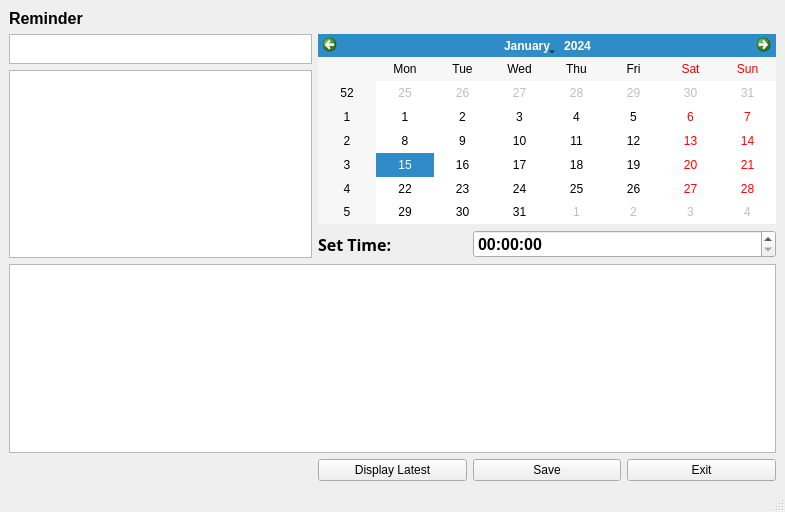
This is reminders.ui in razashahid107/NOTEPAD-QT as Qt 5 draws it before an edit. The edited form follows.
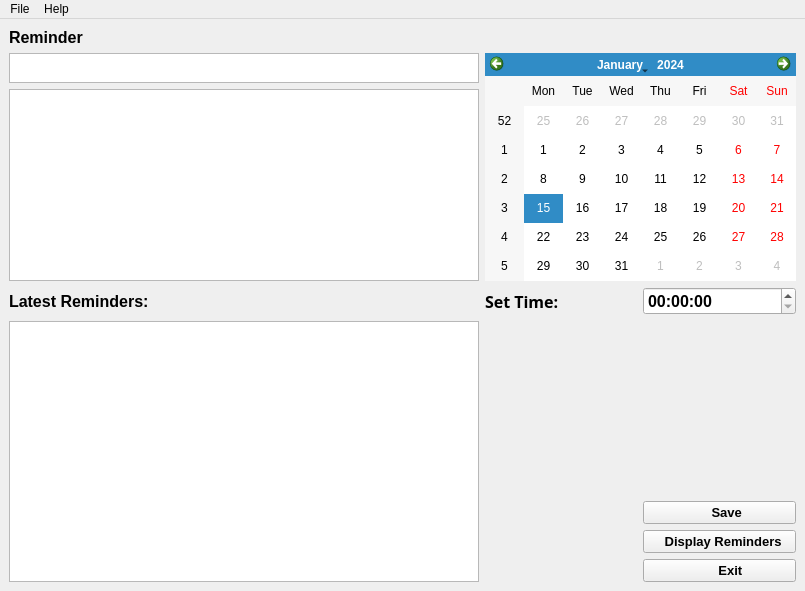
This is the edited form. Icons and pictures are not drawn.

```diff
--- a/reminders.ui
+++ b/reminders.ui
@@ -6,15 +6,45 @@
    <rect>
     <x>0</x>
     <y>0</y>
-    <width>785</width>
-    <height>512</height>
+    <width>805</width>
+    <height>591</height>
    </rect>
   </property>
   <property name="windowTitle">
    <string>MainWindow</string>
   </property>
+  <property name="styleSheet">
+   <string notr="true">background-image: url(:/new/prefix1/Resources_Images/grey.png);</string>
+  </property>
   <widget class="QWidget" name="centralwidget">
    <layout class="QGridLayout" name="gridLayout">
+    <item row="3" column="4">
+     <widget class="QTimeEdit" name="timeEdit">
+      <property name="font">
+       <font>
+        <pointsize>12</pointsize>
+        <weight>75</weight>
+        <bold>true</bold>
+       </font>
+      </property>
+      <property name="calendarPopup">
+       <bool>false</bool>
+      </property>
+     </widget>
+    </item>
+    <item row="2" column="0" colspan="3">
+     <widget class="QPlainTextEdit" name="reminderBody">
+      <property name="font">
+       <font>
+        <family>Nirmala UI</family>
+        <pointsize>11</pointsize>
+       </font>
+      </property>
+      <property name="styleSheet">
+       <string notr="true">background-image: url(:/new/prefix1/Resources_Images/White_Background.jpg);</string>
+      </property>
+     </widget>
+    </item>
     <item row="0" column="0">
      <widget class="QLabel" name="label">
       <property name="font">
@@ -25,12 +55,103 @@
         <bold>true</bold>
        </font>
       </property>
+      <property name="styleSheet">
+       <string notr="true">color: rgb(0, 0, 0);</string>
+      </property>
       <property name="text">
        <string>Reminder</string>
       </property>
      </widget>
     </item>
-    <item row="1" column="0" colspan="2">
+    <item row="5" column="0" rowspan="6" colspan="3">
+     <widget class="QPlainTextEdit" name="reminderdisplay">
+      <property name="font">
+       <font>
+        <family>Nirmala UI</family>
+        <pointsize>12</pointsize>
+       </font>
+      </property>
+      <property name="styleSheet">
+       <string notr="true">background-image: url(:/new/prefix1/Resources_Images/White_Background.jpg);</string>
+      </property>
+     </widget>
+    </item>
+    <item row="3" column="3">
+     <widget class="QLabel" name="label_2">
+      <property name="font">
+       <font>
+        <family>Serifa</family>
+        <pointsize>12</pointsize>
+        <weight>75</weight>
+        <bold>true</bold>
+       </font>
+      </property>
+      <property name="styleSheet">
+       <string notr="true">color: rgb(0, 0, 0);</string>
+      </property>
+      <property name="text">
+       <string>Set Time:</string>
+      </property>
+     </widget>
+    </item>
+    <item row="9" column="4">
+     <widget class="QPushButton" name="exit_pushButton">
+      <property name="font">
+       <font>
+        <pointsize>10</pointsize>
+        <weight>75</weight>
+        <bold>true</bold>
+       </font>
+      </property>
+      <property name="styleSheet">
+       <string notr="true">color: rgb(0, 0, 0);
+border-color: rgb(0, 0, 0);</string>
+      </property>
+      <property name="text">
+       <string>  Display Reminders</string>
+      </property>
+      <property name="icon">
+       <iconset>
+        <normalon>:/new/prefix1/Resources_Images/display.png</normalon>
+       </iconset>
+      </property>
+      <property name="iconSize">
+       <size>
+        <width>16</width>
+        <height>20</height>
+       </size>
+      </property>
+     </widget>
+    </item>
+    <item row="8" column="4">
+     <widget class="QPushButton" name="save_pushButton">
+      <property name="font">
+       <font>
+        <pointsize>10</pointsize>
+        <weight>75</weight>
+        <bold>true</bold>
+       </font>
+      </property>
+      <property name="styleSheet">
+       <string notr="true">color: rgb(0, 0, 0);
+border-color: rgb(0, 0, 0);</string>
+      </property>
+      <property name="text">
+       <string>    Save</string>
+      </property>
+      <property name="icon">
+       <iconset resource="Resources.qrc">
+        <normaloff>:/new/prefix1/Resources_Images/save 2.ico</normaloff>:/new/prefix1/Resources_Images/save 2.ico</iconset>
+      </property>
+      <property name="iconSize">
+       <size>
+        <width>20</width>
+        <height>20</height>
+       </size>
+      </property>
+     </widget>
+    </item>
+    <item row="1" column="0" colspan="3">
      <widget class="QPlainTextEdit" name="reminderTitle">
       <property name="maximumSize">
        <size>
@@ -38,44 +159,72 @@
         <height>30</height>
        </size>
       </property>
+      <property name="font">
+       <font>
+        <family>Nirmala UI</family>
+        <pointsize>11</pointsize>
+       </font>
+      </property>
+      <property name="styleSheet">
+       <string notr="true">background-image: url(:/new/prefix1/Resources_Images/White_Background.jpg);</string>
+      </property>
      </widget>
     </item>
-    <item row="1" column="2" rowspan="2" colspan="3">
-     <widget class="QCalendarWidget" name="calender"/>
+    <item row="1" column="3" rowspan="2" colspan="2">
+     <widget class="QCalendarWidget" name="calender">
+      <property name="styleSheet">
+       <string notr="true"/>
+      </property>
+     </widget>
     </item>
-    <item row="2" column="0" rowspan="2" colspan="2">
-     <widget class="QPlainTextEdit" name="reminderBody"/>
-    </item>
-    <item row="3" column="2">
-     <widget class="QLabel" name="label_2">
+    <item row="3" column="0">
+     <widget class="QLabel" name="label_3">
       <property name="font">
        <font>
-        <family>Serifa</family>
+        <family>Nirmala UI</family>
         <pointsize>12</pointsize>
         <weight>75</weight>
         <bold>true</bold>
        </font>
       </property>
+      <property name="styleSheet">
+       <string notr="true">color: rgb(0, 0, 0);</string>
+      </property>
       <property name="text">
-       <string>Set Time:</string>
+       <string>Latest Reminders:</string>
       </property>
      </widget>
     </item>
-    <item row="3" column="3" colspan="2">
-     <widget class="QTimeEdit" name="timeEdit">
+    <item row="10" column="4">
+     <widget class="QPushButton" name="pushButton">
       <property name="font">
        <font>
-        <pointsize>12</pointsize>
+        <pointsize>10</pointsize>
         <weight>75</weight>
         <bold>true</bold>
        </font>
       </property>
+      <property name="styleSheet">
+       <string notr="true">color: rgb(0, 0, 0);
+border-color: rgb(0, 0, 0);</string>
+      </property>
+      <property name="text">
+       <string>      Exit</string>
+      </property>
+      <property name="icon">
+       <iconset>
+        <normalon>:/new/prefix1/Resources_Images/exit.png</normalon>
+       </iconset>
+      </property>
+      <property name="iconSize">
+       <size>
+        <width>26</width>
+        <height>20</height>
+       </size>
+      </property>
      </widget>
     </item>
-    <item row="4" column="0" colspan="5">
-     <widget class="QPlainTextEdit" name="reminderdisplay"/>
-    </item>
-    <item row="5" column="1">
+    <item row="7" column="3">
      <spacer name="verticalSpacer">
       <property name="orientation">
        <enum>Qt::Vertical</enum>
@@ -88,27 +237,6 @@
       </property>
      </spacer>
     </item>
-    <item row="5" column="3">
-     <widget class="QPushButton" name="save_pushButton">
-      <property name="text">
-       <string>Save</string>
-      </property>
-     </widget>
-    </item>
-    <item row="5" column="2">
-     <widget class="QPushButton" name="exit_pushButton">
-      <property name="text">
-       <string>Display Latest</string>
-      </property>
-     </widget>
-    </item>
-    <item row="5" column="4">
-     <widget class="QPushButton" name="pushButton">
-      <property name="text">
-       <string>Exit</string>
-      </property>
-     </widget>
-    </item>
    </layout>
   </widget>
   <widget class="QMenuBar" name="menubar">
@@ -116,12 +244,99 @@
     <rect>
      <x>0</x>
      <y>0</y>
-     <width>785</width>
+     <width>805</width>
      <height>20</height>
     </rect>
    </property>
+   <widget class="QMenu" name="menuFile">
+    <property name="title">
+     <string>File</string>
+    </property>
+    <widget class="QMenu" name="menuNew">
+     <property name="title">
+      <string>New</string>
+     </property>
+     <addaction name="actionNotes"/>
+     <addaction name="actionEvents"/>
+    </widget>
+    <addaction name="menuNew"/>
+    <addaction name="actionSave"/>
+    <addaction name="actionDisplay_Reminders"/>
+    <addaction name="actionExit_Reminders"/>
+    <addaction name="actionQuit"/>
+   </widget>
+   <widget class="QMenu" name="menuHelp">
+    <property name="title">
+     <string>Help</string>
+    </property>
+    <addaction name="actionNo_Help"/>
+   </widget>
+   <addaction name="menuFile"/>
+   <addaction name="menuHelp"/>
   </widget>
-  <widget class="QStatusBar" name="statusbar"/>
+  <action name="actionSave">
+   <property name="icon">
+    <iconset resource="Resources.qrc">
+     <normaloff>:/new/prefix1/Resources_Images/save 2.ico</normaloff>:/new/prefix1/Resources_Images/save 2.ico</iconset>
+   </property>
+   <property name="text">
+    <string>Save</string>
+   </property>
+  </action>
+  <action name="actionDisplay_Reminders">
+   <property name="icon">
+    <iconset resource="Resources.qrc">
+     <normaloff>:/new/prefix1/Resources_Images/display.png</normaloff>:/new/prefix1/Resources_Images/display.png</iconset>
+   </property>
+   <property name="text">
+    <string>Display Reminders</string>
+   </property>
+  </action>
+  <action name="actionExit_Reminders">
+   <property name="icon">
+    <iconset resource="Resources.qrc">
+     <normaloff>:/new/prefix1/Resources_Images/exit.png</normaloff>:/new/prefix1/Resources_Images/exit.png</iconset>
+   </property>
+   <property name="text">
+    <string>Exit</string>
+   </property>
+  </action>
+  <action name="actionQuit">
+   <property name="icon">
+    <iconset resource="Resources.qrc">
+     <normaloff>:/new/prefix1/Resources_Images/quit.png</normaloff>:/new/prefix1/Resources_Images/quit.png</iconset>
+   </property>
+   <property name="text">
+    <string>Quit</string>
+   </property>
+  </action>
+  <action name="actionNo_Help">
+   <property name="icon">
+    <iconset resource="Resources.qrc">
+     <normaloff>:/new/prefix1/Resources_Images/pngtree-browser-icon-image_1174655.jpg</normaloff>:/new/prefix1/Resources_Images/pngtree-browser-icon-image_1174655.jpg</iconset>
+   </property>
+   <property name="text">
+    <string>Online</string>
+   </property>
+  </action>
+  <action name="actionNotes">
+   <property name="icon">
+    <iconset resource="Resources.qrc">
+     <normaloff>:/new/prefix1/Resources_Images/notes.png</normaloff>:/new/prefix1/Resources_Images/notes.png</iconset>
+   </property>
+   <property name="text">
+    <string>Notes</string>
+   </property>
+  </action>
+  <action name="actionEvents">
+   <property name="icon">
+    <iconset resource="Resources.qrc">
+     <normaloff>:/new/prefix1/Resources_Images/events.png</normaloff>:/new/prefix1/Resources_Images/events.png</iconset>
+   </property>
+   <property name="text">
+    <string>Events</string>
+   </property>
+  </action>
  </widget>
  <resources/>
  <connections/>
```
Left out of the diff: 4 changed lines with no effect on the pictures.
